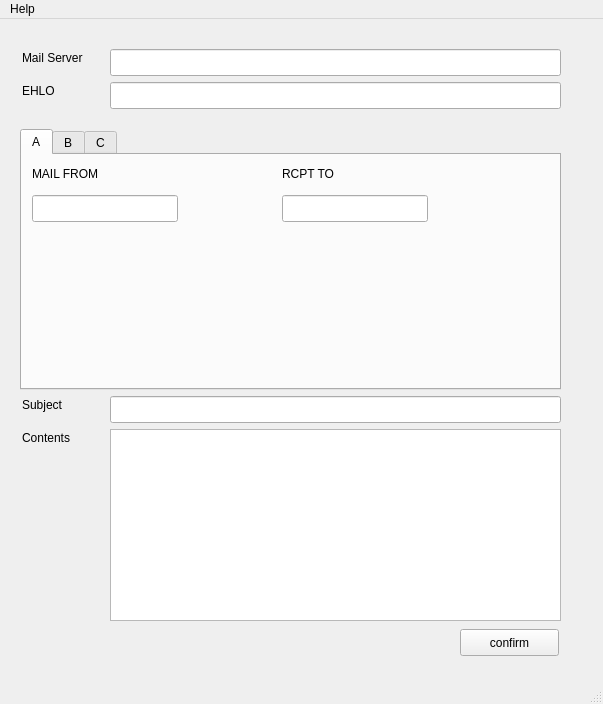
jybaek/gist, file sendmail/attack-mail.ui: the form before one commit.
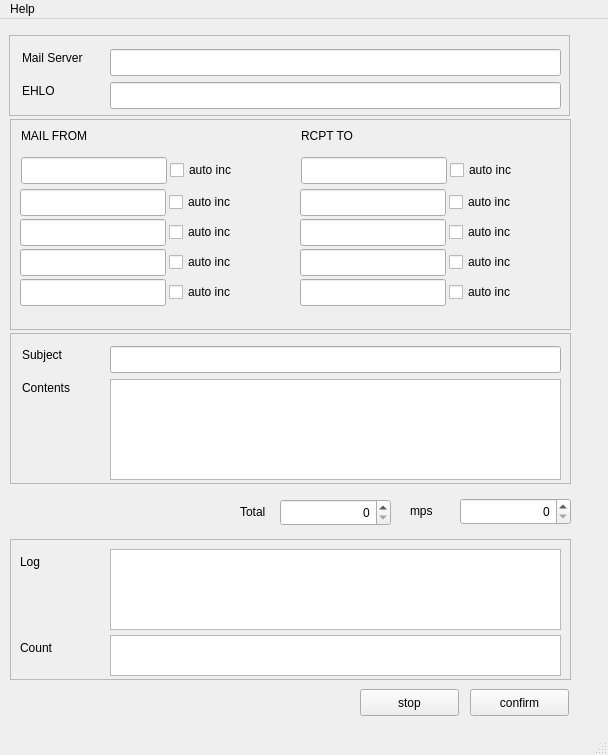
The form after the commit.

What changed in the file:
```diff
--- a/sendmail/attack-mail.ui
+++ b/sendmail/attack-mail.ui
@@ -6,8 +6,8 @@
    <rect>
     <x>0</x>
     <y>0</y>
-    <width>603</width>
-    <height>704</height>
+    <width>608</width>
+    <height>755</height>
    </rect>
   </property>
   <property name="windowTitle">
@@ -17,8 +17,8 @@
    <widget class="QPushButton" name="pushButton">
     <property name="geometry">
      <rect>
-      <x>460</x>
-      <y>610</y>
+      <x>470</x>
+      <y>670</y>
       <width>99</width>
       <height>27</height>
      </rect>
@@ -27,79 +27,482 @@
      <string>confirm</string>
     </property>
    </widget>
-   <widget class="QTabWidget" name="tabWidget">
+   <widget class="QLineEdit" name="form_ehlo">
     <property name="geometry">
      <rect>
+      <x>110</x>
+      <y>63</y>
+      <width>451</width>
+      <height>27</height>
+     </rect>
+    </property>
+   </widget>
+   <widget class="QLabel" name="label_8">
+    <property name="geometry">
+     <rect>
+      <x>301</x>
+      <y>108</y>
+      <width>60</width>
+      <height>17</height>
+     </rect>
+    </property>
+    <property name="text">
+     <string>RCPT TO</string>
+    </property>
+   </widget>
+   <widget class="QLineEdit" name="form_rcptto_2">
+    <property name="geometry">
+     <rect>
+      <x>301</x>
+      <y>138</y>
+      <width>146</width>
+      <height>27</height>
+     </rect>
+    </property>
+   </widget>
+   <widget class="QLabel" name="label_5">
+    <property name="geometry">
+     <rect>
+      <x>21</x>
+      <y>108</y>
+      <width>82</width>
+      <height>17</height>
+     </rect>
+    </property>
+    <property name="text">
+     <string>MAIL FROM</string>
+    </property>
+   </widget>
+   <widget class="QCheckBox" name="form_mailfrom_autoinc_2">
+    <property name="geometry">
+     <rect>
+      <x>170</x>
+      <y>140</y>
+      <width>99</width>
+      <height>22</height>
+     </rect>
+    </property>
+    <property name="text">
+     <string>auto inc</string>
+    </property>
+   </widget>
+   <widget class="QCheckBox" name="form_rcptto_autoinc_2">
+    <property name="geometry">
+     <rect>
+      <x>450</x>
+      <y>140</y>
+      <width>99</width>
+      <height>22</height>
+     </rect>
+    </property>
+    <property name="text">
+     <string>auto inc</string>
+    </property>
+   </widget>
+   <widget class="QLineEdit" name="form_mailfrom_2">
+    <property name="geometry">
+     <rect>
+      <x>21</x>
+      <y>138</y>
+      <width>146</width>
+      <height>27</height>
+     </rect>
+    </property>
+    <property name="text">
+     <string/>
+    </property>
+   </widget>
+   <widget class="QLineEdit" name="form_rcptto_3">
+    <property name="geometry">
+     <rect>
+      <x>300</x>
+      <y>170</y>
+      <width>146</width>
+      <height>27</height>
+     </rect>
+    </property>
+   </widget>
+   <widget class="QCheckBox" name="form_mailfrom_autoinc_3">
+    <property name="geometry">
+     <rect>
+      <x>169</x>
+      <y>172</y>
+      <width>99</width>
+      <height>22</height>
+     </rect>
+    </property>
+    <property name="text">
+     <string>auto inc</string>
+    </property>
+   </widget>
+   <widget class="QCheckBox" name="form_rcptto_autoinc_3">
+    <property name="geometry">
+     <rect>
+      <x>449</x>
+      <y>172</y>
+      <width>99</width>
+      <height>22</height>
+     </rect>
+    </property>
+    <property name="text">
+     <string>auto inc</string>
+    </property>
+   </widget>
+   <widget class="QLineEdit" name="form_mailfrom_3">
+    <property name="geometry">
+     <rect>
       <x>20</x>
-      <y>110</y>
-      <width>541</width>
-      <height>261</height>
+      <y>170</y>
+      <width>146</width>
+      <height>27</height>
      </rect>
     </property>
-    <property name="currentIndex">
-     <number>0</number>
+    <property name="text">
+     <string/>
     </property>
-    <widget class="QWidget" name="tab">
-     <attribute name="title">
-      <string>A</string>
-     </attribute>
-     <widget class="QLineEdit" name="form_rcptto">
-      <property name="geometry">
-       <rect>
-        <x>260</x>
-        <y>40</y>
-        <width>146</width>
-        <height>27</height>
-       </rect>
-      </property>
-     </widget>
-     <widget class="QLabel" name="label_2">
-      <property name="geometry">
-       <rect>
-        <x>10</x>
-        <y>10</y>
-        <width>82</width>
-        <height>17</height>
-       </rect>
-      </property>
-      <property name="text">
-       <string>MAIL FROM</string>
-      </property>
-     </widget>
-     <widget class="QLineEdit" name="form_mailfrom">
-      <property name="geometry">
-       <rect>
-        <x>10</x>
-        <y>40</y>
-        <width>146</width>
-        <height>27</height>
-       </rect>
-      </property>
-     </widget>
-     <widget class="QLabel" name="label_3">
-      <property name="geometry">
-       <rect>
-        <x>260</x>
-        <y>10</y>
-        <width>60</width>
-        <height>17</height>
-       </rect>
-      </property>
-      <property name="text">
-       <string>RCPT TO</string>
-      </property>
-     </widget>
+   </widget>
+   <widget class="QLineEdit" name="form_rcptto_4">
+    <property name="geometry">
+     <rect>
+      <x>300</x>
+      <y>200</y>
+      <width>146</width>
+      <height>27</height>
+     </rect>
+    </property>
+   </widget>
+   <widget class="QCheckBox" name="form_mailfrom_autoinc_4">
+    <property name="geometry">
+     <rect>
+      <x>169</x>
+      <y>202</y>
+      <width>99</width>
+      <height>22</height>
+     </rect>
+    </property>
+    <property name="text">
+     <string>auto inc</string>
+    </property>
+   </widget>
+   <widget class="QCheckBox" name="form_rcptto_autoinc_4">
+    <property name="geometry">
+     <rect>
+      <x>449</x>
+      <y>202</y>
+      <width>99</width>
+      <height>22</height>
+     </rect>
+    </property>
+    <property name="text">
+     <string>auto inc</string>
+    </property>
+   </widget>
+   <widget class="QLineEdit" name="form_mailfrom_4">
+    <property name="geometry">
+     <rect>
+      <x>20</x>
+      <y>200</y>
+      <width>146</width>
+      <height>27</height>
+     </rect>
+    </property>
+    <property name="text">
+     <string/>
+    </property>
+   </widget>
+   <widget class="QLineEdit" name="form_rcptto_5">
+    <property name="geometry">
+     <rect>
+      <x>300</x>
+      <y>230</y>
+      <width>146</width>
+      <height>27</height>
+     </rect>
+    </property>
+   </widget>
+   <widget class="QCheckBox" name="form_mailfrom_autoinc_5">
+    <property name="geometry">
+     <rect>
+      <x>169</x>
+      <y>232</y>
+      <width>99</width>
+      <height>22</height>
+     </rect>
+    </property>
+    <property name="text">
+     <string>auto inc</string>
+    </property>
+   </widget>
+   <widget class="QCheckBox" name="form_rcptto_autoinc_5">
+    <property name="geometry">
+     <rect>
+      <x>449</x>
+      <y>232</y>
+      <width>99</width>
+      <height>22</height>
+     </rect>
+    </property>
+    <property name="text">
+     <string>auto inc</string>
+    </property>
+   </widget>
+   <widget class="QLineEdit" name="form_mailfrom_5">
+    <property name="geometry">
+     <rect>
+      <x>20</x>
+      <y>230</y>
+      <width>146</width>
+      <height>27</height>
+     </rect>
+    </property>
+    <property name="text">
+     <string/>
+    </property>
+   </widget>
+   <widget class="QLineEdit" name="form_rcptto_6">
+    <property name="geometry">
+     <rect>
+      <x>300</x>
+      <y>260</y>
+      <width>146</width>
+      <height>27</height>
+     </rect>
+    </property>
+   </widget>
+   <widget class="QCheckBox" name="form_mailfrom_autoinc_6">
+    <property name="geometry">
+     <rect>
+      <x>169</x>
+      <y>262</y>
+      <width>99</width>
+      <height>22</height>
+     </rect>
+    </property>
+    <property name="text">
+     <string>auto inc</string>
+    </property>
+   </widget>
+   <widget class="QCheckBox" name="form_rcptto_autoinc_6">
+    <property name="geometry">
+     <rect>
+      <x>449</x>
+      <y>262</y>
+      <width>99</width>
+      <height>22</height>
+     </rect>
+    </property>
+    <property name="text">
+     <string>auto inc</string>
+    </property>
+   </widget>
+   <widget class="QLineEdit" name="form_mailfrom_6">
+    <property name="geometry">
+     <rect>
+      <x>20</x>
+      <y>260</y>
+      <width>146</width>
+      <height>27</height>
+     </rect>
+    </property>
+    <property name="text">
+     <string/>
+    </property>
+   </widget>
+   <widget class="QFrame" name="frame">
+    <property name="geometry">
+     <rect>
+      <x>10</x>
+      <y>100</y>
+      <width>561</width>
+      <height>211</height>
+     </rect>
+    </property>
+    <property name="toolTip">
+     <string>&lt;html&gt;&lt;head/&gt;&lt;body&gt;&lt;p&gt;콤마(,)를 구분자로 입력 가능합니다.&lt;/p&gt;&lt;p&gt;&amp;quot;auto inc&amp;quot; 버튼 입력 시에 mail ID 뒤에 숫자를 붙입니다.&lt;/p&gt;&lt;/body&gt;&lt;/html&gt;</string>
+    </property>
+    <property name="frameShape">
+     <enum>QFrame::StyledPanel</enum>
+    </property>
+    <property name="frameShadow">
+     <enum>QFrame::Raised</enum>
+    </property>
+   </widget>
+   <widget class="QFrame" name="frame_2">
+    <property name="geometry">
+     <rect>
+      <x>9</x>
+      <y>16</y>
+      <width>561</width>
+      <height>81</height>
+     </rect>
+    </property>
+    <property name="frameShape">
+     <enum>QFrame::StyledPanel</enum>
+    </property>
+    <property name="frameShadow">
+     <enum>QFrame::Raised</enum>
+    </property>
+   </widget>
+   <widget class="QFrame" name="frame_4">
+    <property name="geometry">
+     <rect>
+      <x>10</x>
+      <y>520</y>
+      <width>561</width>
+      <height>141</height>
+     </rect>
+    </property>
+    <property name="frameShape">
+     <enum>QFrame::StyledPanel</enum>
+    </property>
+    <property name="frameShadow">
+     <enum>QFrame::Raised</enum>
+    </property>
+    <widget class="QTextEdit" name="textEdit">
+     <property name="geometry">
+      <rect>
+       <x>100</x>
+       <y>10</y>
+       <width>451</width>
+       <height>81</height>
+      </rect>
+     </property>
     </widget>
-    <widget class="QWidget" name="tab_3">
-     <attribute name="title">
-      <string>B</string>
-     </attribute>
+    <widget class="QLabel" name="label_2">
+     <property name="geometry">
+      <rect>
+       <x>10</x>
+       <y>14</y>
+       <width>68</width>
+       <height>17</height>
+      </rect>
+     </property>
+     <property name="text">
+      <string>Log</string>
+     </property>
     </widget>
-    <widget class="QWidget" name="tab_2">
-     <attribute name="title">
-      <string>C</string>
-     </attribute>
+    <widget class="QLabel" name="label_10">
+     <property name="geometry">
+      <rect>
+       <x>10</x>
+       <y>100</y>
+       <width>68</width>
+       <height>17</height>
+      </rect>
+     </property>
+     <property name="text">
+      <string>Count</string>
+     </property>
     </widget>
+    <widget class="QTextEdit" name="textEdit_2">
+     <property name="geometry">
+      <rect>
+       <x>100</x>
+       <y>96</y>
+       <width>451</width>
+       <height>41</height>
+      </rect>
+     </property>
+    </widget>
+   </widget>
+   <widget class="QFrame" name="frame_3">
+    <property name="geometry">
+     <rect>
+      <x>10</x>
+      <y>314</y>
+      <width>561</width>
+      <height>151</height>
+     </rect>
+    </property>
+    <property name="frameShape">
+     <enum>QFrame::StyledPanel</enum>
+    </property>
+    <property name="frameShadow">
+     <enum>QFrame::Raised</enum>
+    </property>
+   </widget>
+   <widget class="QSpinBox" name="spinBox">
+    <property name="geometry">
+     <rect>
+      <x>280</x>
+      <y>480</y>
+      <width>111</width>
+      <height>27</height>
+     </rect>
+    </property>
+    <property name="wrapping">
+     <bool>false</bool>
+    </property>
+    <property name="alignment">
+     <set>Qt::AlignRight|Qt::AlignTrailing|Qt::AlignVCenter</set>
+    </property>
+    <property name="accelerated">
+     <bool>false</bool>
+    </property>
+    <property name="maximum">
+     <number>420000000</number>
+    </property>
+   </widget>
+   <widget class="QLabel" name="label_3">
+    <property name="geometry">
+     <rect>
+      <x>240</x>
+      <y>484</y>
+      <width>68</width>
+      <height>17</height>
+     </rect>
+    </property>
+    <property name="text">
+     <string>Total</string>
+    </property>
+   </widget>
+   <widget class="QLabel" name="label_9">
+    <property name="geometry">
+     <rect>
+      <x>410</x>
+      <y>483</y>
+      <width>68</width>
+      <height>17</height>
+     </rect>
+    </property>
+    <property name="text">
+     <string>mps</string>
+    </property>
+   </widget>
+   <widget class="QSpinBox" name="spinBox_2">
+    <property name="geometry">
+     <rect>
+      <x>460</x>
+      <y>479</y>
+      <width>111</width>
+      <height>27</height>
+     </rect>
+    </property>
+    <property name="wrapping">
+     <bool>false</bool>
+    </property>
+    <property name="alignment">
+     <set>Qt::AlignRight|Qt::AlignTrailing|Qt::AlignVCenter</set>
+    </property>
+    <property name="accelerated">
+     <bool>false</bool>
+    </property>
+    <property name="maximum">
+     <number>420000000</number>
+    </property>
+   </widget>
+   <widget class="QPushButton" name="pushButton_2">
+    <property name="geometry">
+     <rect>
+      <x>360</x>
+      <y>670</y>
+      <width>99</width>
+      <height>27</height>
+     </rect>
+    </property>
+    <property name="text">
+     <string>stop</string>
+    </property>
    </widget>
    <widget class="QLabel" name="label_6">
     <property name="geometry">
@@ -127,16 +530,6 @@
      <string>EHLO</string>
     </property>
    </widget>
-   <widget class="QLineEdit" name="form_ehlo">
-    <property name="geometry">
-     <rect>
-      <x>110</x>
-      <y>63</y>
-      <width>451</width>
-      <height>27</height>
-     </rect>
-    </property>
-   </widget>
    <widget class="QLineEdit" name="form_mailserver">
     <property name="geometry">
      <rect>
@@ -151,7 +544,7 @@
     <property name="geometry">
      <rect>
       <x>110</x>
-      <y>377</y>
+      <y>327</y>
       <width>451</width>
       <height>27</height>
      </rect>
@@ -161,7 +554,7 @@
     <property name="geometry">
      <rect>
       <x>22</x>
-      <y>377</y>
+      <y>327</y>
       <width>52</width>
       <height>17</height>
      </rect>
@@ -174,7 +567,7 @@
     <property name="geometry">
      <rect>
       <x>22</x>
-      <y>410</y>
+      <y>360</y>
       <width>64</width>
       <height>17</height>
      </rect>
@@ -187,9 +580,9 @@
     <property name="geometry">
      <rect>
       <x>110</x>
-      <y>410</y>
+      <y>360</y>
       <width>451</width>
-      <height>192</height>
+      <height>101</height>
      </rect>
     </property>
    </widget>
@@ -199,7 +592,7 @@
     <rect>
      <x>0</x>
      <y>0</y>
-     <width>603</width>
+     <width>608</width>
      <height>31</height>
     </rect>
    </property>
```
Left out of the diff: 2 changed lines with no effect on the pictures.
